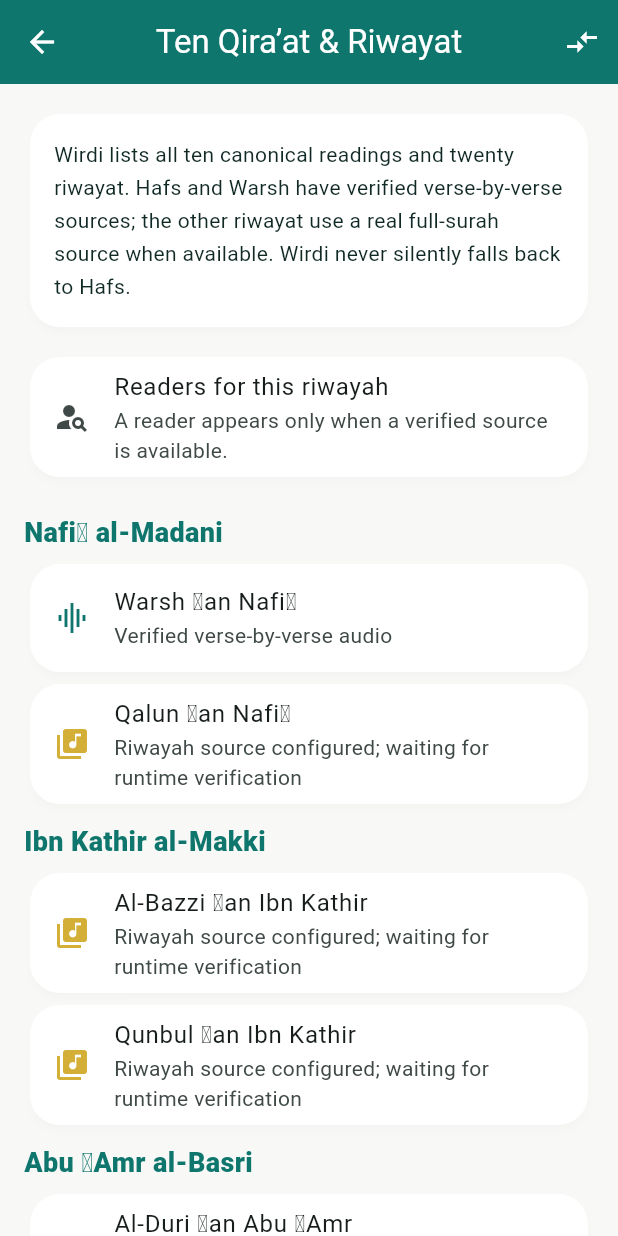
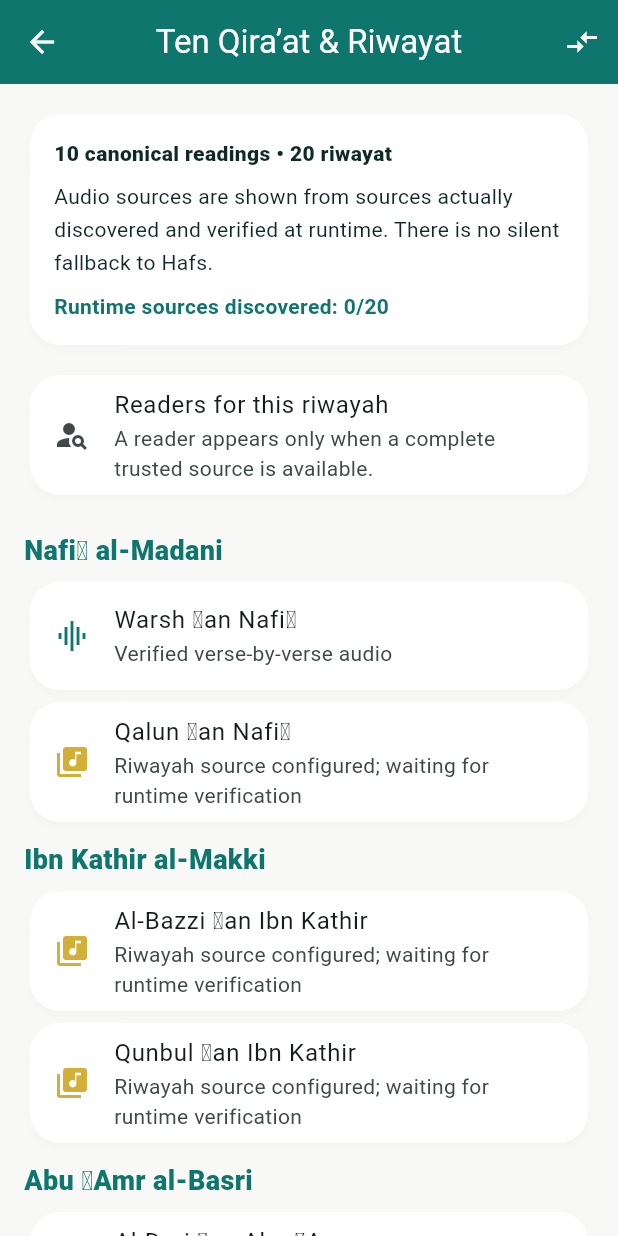
Before and after one commit to teltechpro-bit/Wirdi_Google_V17.1.25, a Flutter app: the QiraatScreen screen opened directly, on a phone screen of 412 x 824 dp. Run offline on Flutter 3.47's test engine with Material 3 defaults, Android fonts, the phone set to English and light mode, and no system bars; our stand-ins replace audio_service, audioplayers, camera, cloud_firestore, file_picker, firebase_auth and 14 more; missing offline and left inert: home_widget; accounts and stored records are empty; network calls fail; Roboto replaces fonts that are missing (Tajawal).

Commit message:
Show runtime riwayah source coverage in reader UI

```diff
--- a/lib/features/quran/qiraat_screen.dart
+++ b/lib/features/quran/qiraat_screen.dart
@@ -28,64 +28,71 @@
           IconButton(
             tooltip: ar ? 'مقارنة الروايات' : 'Compare riwayat',
             icon: const Icon(Icons.compare_arrows),
-            onPressed: () {
-              Navigator.of(context).push(
-                MaterialPageRoute(
-                  builder: (_) => const QiraatCompareScreen(),
+            onPressed: () => Navigator.of(context).push(
+              MaterialPageRoute(builder: (_) => const QiraatCompareScreen()),
             ),
-              );
-            },
           ),
         ],
       ),
-      body: ListView(
+      body: FutureBuilder<void>(
+        future: _service.loadReaders(),
+        builder: (context, snapshot) {
+          final readers = _service.readersForSelectedRiwayah();
+          final selectedReader = _service.selectedReaderFor(current) ??
+              _service.defaultReaderFor(current);
+          return ListView(
             padding: const EdgeInsets.all(16),
             children: [
               Card(
                 child: Padding(
                   padding: const EdgeInsets.all(16),
-              child: Text(
+                  child: Column(
+                    crossAxisAlignment: CrossAxisAlignment.stretch,
+                    children: [
+                      Text(
+                        ar ? 'القراءات العشر والروايات العشرون' :
+                            '10 canonical readings • 20 riwayat',
+                        style: const TextStyle(fontWeight: FontWeight.w800),
+                      ),
+                      const SizedBox(height: 8),
+                      Text(
                         ar
-                    ? 'تظهر هنا القراءات العشر والروايتان المشهورتان لكل قراءة. حفص وورش يدعمان الصوت آية-بآية، وبقية الروايات تستخدم مصدر السورة الحقيقي عند توفره، ولا يوجد أي تحويل صامت إلى حفص.'
-                    : 'Wirdi lists all ten canonical readings and twenty riwayat. Hafs and Warsh have verified verse-by-verse sources; the other riwayat use a real full-surah source when available. Wirdi never silently falls back to Hafs.',
+                            ? 'المصادر الصوتية تظهر بحسب ما تم اكتشافه والتحقق منه فعليًا. لا يوجد أي تحويل صامت إلى حفص.'
+                            : 'Audio sources are shown from sources actually discovered and verified at runtime. There is no silent fallback to Hafs.',
                         textAlign: ar ? TextAlign.right : TextAlign.left,
                         textDirection: ar ? TextDirection.rtl : TextDirection.ltr,
                         style: const TextStyle(height: 1.6),
                       ),
+                      const SizedBox(height: 8),
+                      Text(
+                        (ar ? 'مصادر مكتشفة الآن: ' : 'Runtime sources discovered: ') +
+                            _service.discoveredRiwayahCount.toString() + '/20',
+                        style: TextStyle(
+                          fontWeight: FontWeight.w700,
+                          color: AppColors.primaryEmerald,
+                        ),
+                      ),
+                    ],
+                  ),
                 ),
               ),
               const SizedBox(height: 12),
-          FutureBuilder<void>(
-            future: _service.loadReaders(),
-            builder: (context, snapshot) {
-              final readers = _service.readersForSelectedRiwayah();
-              final selectedReader = _service.selectedReaderFor(current) ?? _service.defaultReaderFor(current);
-              if (readers.isEmpty) {
-                return Card(
-                  child: ListTile(
-                    leading: const Icon(Icons.person_search),
-                    title: Text(ar ? 'قراء هذه الرواية' : 'Readers for this riwayah'),
-                    subtitle: Text(ar ? 'سيتم إظهار القارئ فقط عند توفر مصدر موثّق.' : 'A reader appears only when a verified source is available.'),
-                  ),
-                );
-              }
-              final readerForDisplay = selectedReader != null && readers.any((r) => r.id == selectedReader.id)
-                  ? selectedReader
-                  : readers.first;
-              final selectedValue = readerForDisplay.id;
-              return Card(
+              if (readers.isNotEmpty && selectedReader != null)
+                Card(
                   child: Padding(
                     padding: const EdgeInsets.all(12),
                     child: Column(
                       crossAxisAlignment: CrossAxisAlignment.stretch,
                       children: [
                         Text(
-                        ar ? 'القارئ — ${QiraatCatalog.byId(current).nameAr}' : 'Reader — ${QiraatCatalog.byId(current).nameEn}',
+                          ar
+                              ? 'القارئ — ' + QiraatCatalog.byId(current).nameAr
+                              : 'Reader — ' + QiraatCatalog.byId(current).nameEn,
                           style: const TextStyle(fontWeight: FontWeight.w800),
                         ),
                         const SizedBox(height: 8),
                         DropdownButtonFormField<String>(
-                        value: selectedValue,
+                          value: selectedReader.id,
                           decoration: InputDecoration(
                             labelText: ar ? 'اختر القارئ' : 'Choose reader',
                             border: const OutlineInputBorder(),
@@ -102,14 +109,33 @@
                         ),
                         const SizedBox(height: 6),
                         Text(
-                        ar ? 'المصدر: ${readerForDisplay.source} • مرتبط بهذه الرواية فقط' : 'Source: ${readerForDisplay.source} • linked to this riwayah only',
+                          (ar ? 'المصدر: ' : 'Source: ') +
+                              selectedReader.source +
+                              (ar ? ' • مرتبط بهذه الرواية فقط' : ' • linked to this riwayah only'),
                           style: const TextStyle(fontSize: 12),
                         ),
                       ],
                     ),
                   ),
-              );
-            },
+                )
+              else if (snapshot.connectionState == ConnectionState.waiting)
+                const Center(
+                  child: Padding(
+                    padding: EdgeInsets.all(24),
+                    child: CircularProgressIndicator(),
+                  ),
+                )
+              else
+                Card(
+                  child: ListTile(
+                    leading: const Icon(Icons.person_search),
+                    title: Text(ar ? 'قراء هذه الرواية' : 'Readers for this riwayah'),
+                    subtitle: Text(
+                      ar
+                          ? 'لا يظهر القارئ إلا عند توفر مصدر مكتمل وموثّق.'
+                          : 'A reader appears only when a complete trusted source is available.',
+                    ),
+                  ),
                 ),
               const SizedBox(height: 12),
               for (final q in QiraatCatalog.all) ...[
@@ -131,13 +157,9 @@
                         r.nameFor(ar ? 'ar' : 'en'),
                         textDirection: ar ? TextDirection.rtl : TextDirection.ltr,
                       ),
-                  subtitle: Text(
-                    _service.audioStatusFor(r, ar ? 'ar' : 'en'),
-                  ),
+                      subtitle: Text(_service.audioStatusFor(r, ar ? 'ar' : 'en')),
                       leading: Icon(
-                    r.hasVerifiedAyahAudio
-                        ? Icons.graphic_eq
-                        : Icons.library_music,
+                        r.hasVerifiedAyahAudio ? Icons.graphic_eq : Icons.library_music,
                         color: r.hasVerifiedAyahAudio
                             ? AppColors.primaryEmerald
                             : AppColors.goldAccent,
@@ -145,7 +167,7 @@
                       trailing: r.id == current
                           ? Icon(Icons.check_circle, color: AppColors.goldAccent)
                           : null,
-                  onTap: r.hasSurahAudio
+                      onTap: _service.hasRuntimeReaderSource(r.id)
                           ? () async {
                               await _service.setRiwayah(r.id);
                               if (mounted) setState(() {});
@@ -155,6 +177,8 @@
                   ),
               ],
             ],
+          );
+        },
       ),
     );
   }
```
Lines whose indentation alone changed are shown as unchanged.
